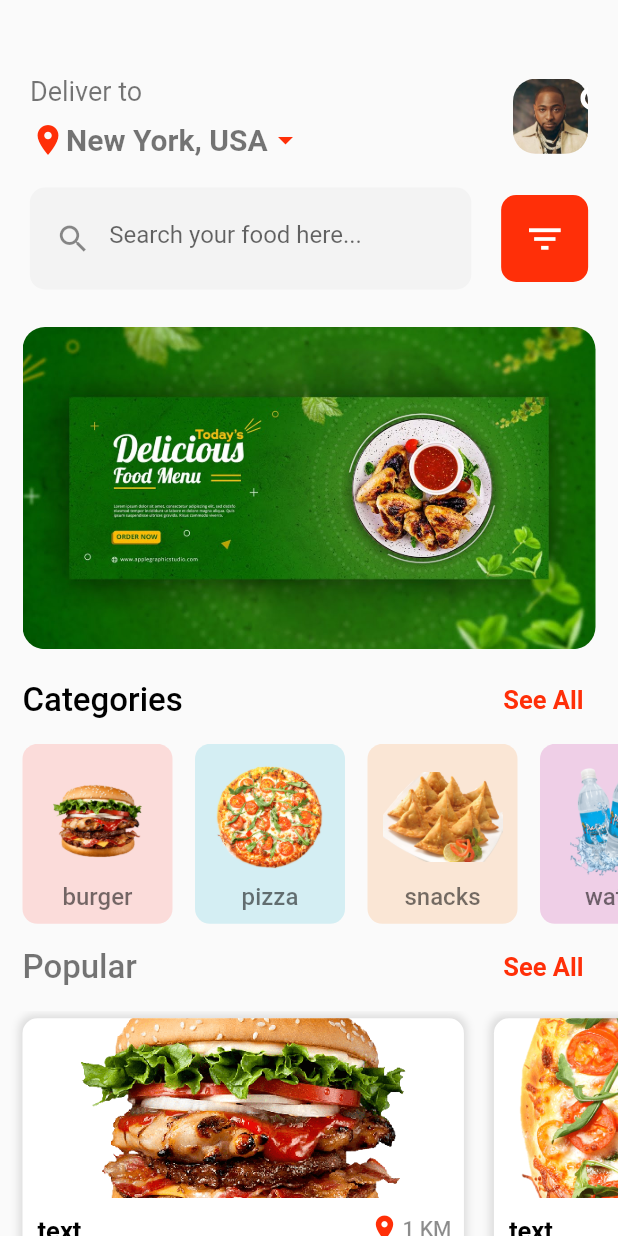
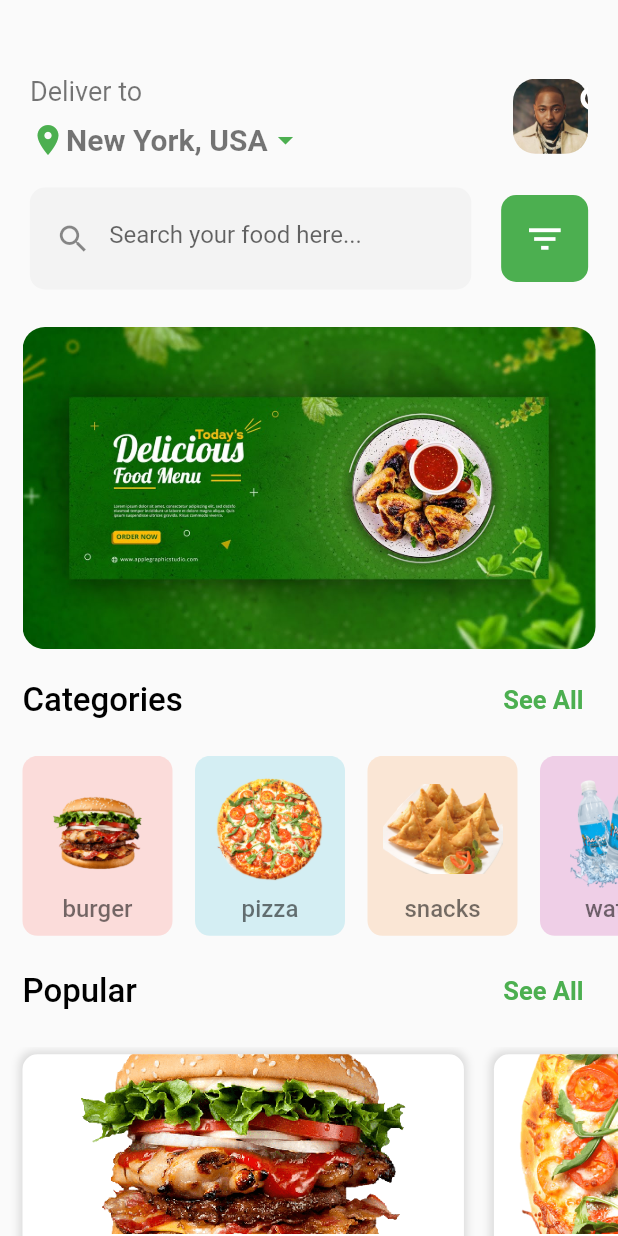
Before and after one commit to hello-favour/food-app-ui, a Flutter app: the screen it shows after launch, after a tap on "Get Started", on a phone screen of 412 x 824 dp. Run offline on Flutter 3.47's test engine with Material 2 defaults, Android fonts, the phone set to English and light mode, and no system bars.

Commit message:
code refactor

```diff
--- a/lib/constants/app_colors.dart
+++ b/lib/constants/app_colors.dart
@@ -3,5 +3,5 @@ import 'package:flutter/material.dart';
 
 class AppColors {
   static const Color whiteColor = Colors.white;
-  static const Color redColor = Color(0xFFFF2F08);
+  static const Color redColor = Colors.green;
 }
--- a/lib/screens/home_screen.dart
+++ b/lib/screens/home_screen.dart
@@ -17,9 +17,17 @@ class _HomeScreenState extends State<HomeScreen> {
     ImagePath.pizza,
     ImagePath.snacks,
     ImagePath.water,
+    ImagePath.burger,
+    ImagePath.pizza,
+    ImagePath.snacks,
+    ImagePath.water,
   ];
 
   List foodNames = [
+    "burger",
+    "pizza",
+    "snacks",
+    "water",
     "burger",
     "pizza",
     "snacks",
@@ -32,6 +40,10 @@ class _HomeScreenState extends State<HomeScreen> {
   ];
 
   List<Color> bgColors = const [
+    Color(0xFFFBDCDA),
+    Color(0xFFD4EEF3),
+    Color(0xFFFAE6D5),
+    Color(0xFFEFCFE7),
     Color(0xFFFBDCDA),
     Color(0xFFD4EEF3),
     Color(0xFFFAE6D5),
@@ -181,6 +193,7 @@ class _HomeScreenState extends State<HomeScreen> {
                 ],
               ),
             ),
+            const SizedBox(height: 8),
             SizedBox(
               height: 120,
               child: ListView.builder(
@@ -216,6 +229,7 @@ class _HomeScreenState extends State<HomeScreen> {
                 },
               ),
             ),
+            const SizedBox(height: 8),
             Padding(
               padding: const EdgeInsets.symmetric(horizontal: 15, vertical: 5),
               child: Row(
@@ -223,7 +237,7 @@ class _HomeScreenState extends State<HomeScreen> {
                 children: [
                   const AppText(
                     text: "Popular",
-                    color: Colors.black54,
+                    color: Colors.black,
                     size: 22,
                     fontWeight: FontWeight.w500,
                   ),
@@ -239,6 +253,7 @@ class _HomeScreenState extends State<HomeScreen> {
                 ],
               ),
             ),
+            const SizedBox(height: 8),
             SizedBox(
               height: 220,
               child: ListView.builder(
```
